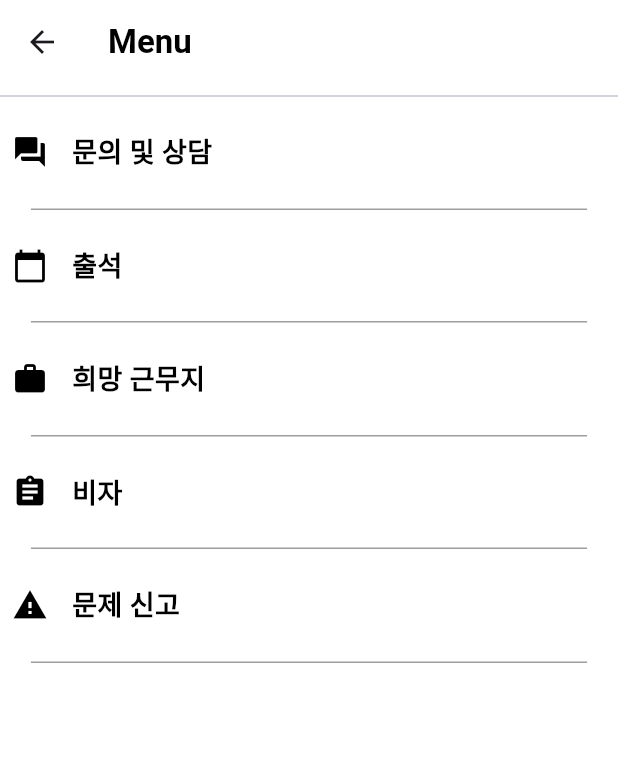
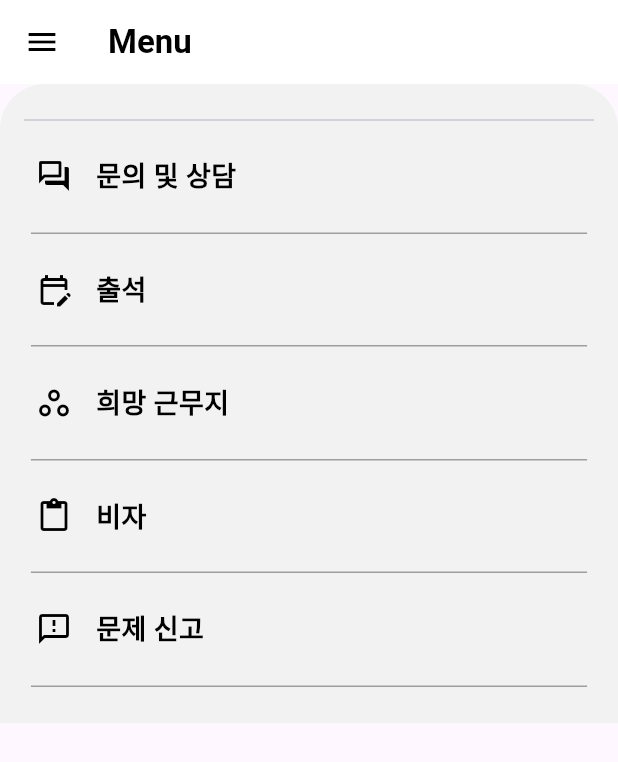
Before and after one commit to s0613/hackathon, a Flutter app: the MenuScreen screen opened directly, on a phone screen of 412 x 824 dp. Shown: the top 762 px of the screen. Run offline on Flutter 3.47's test engine with Material 3 defaults, Android fonts, the phone set to English and light mode, and no system bars; our stand-ins replace smooth_page_indicator; network calls fail.

Commit message:
total color fix

```diff
--- a/lib/inquiry.dart
+++ b/lib/inquiry.dart
@@ -150,12 +150,11 @@ class QnAPage extends StatelessWidget {
             MaterialPageRoute(builder: (context) => ChatScreen()),
           );
         },
-        child: Icon(Icons.chat),
+        child: Icon(Icons.hub_outlined),
       ),
     );
   }
 }
-
 
 class CustomExpansionTile extends StatelessWidget {
   final String title;
--- a/lib/labormenu.dart
+++ b/lib/labormenu.dart
@@ -7,29 +7,43 @@ class MenuScreen extends StatelessWidget {
   @override
   Widget build(BuildContext context) {
     return Scaffold(
-      appBar: AppBar(
-        backgroundColor: Colors.white,
+      body: CustomScrollView(
+        slivers: <Widget>[
+          SliverAppBar(
+            backgroundColor: Color(0xFFFFFFFF), // AppBar 배경색 HEX로 설정
+            pinned: true,
             title: Align(
-          alignment: Alignment.centerLeft,  // 앱바 타이틀을 왼쪽 정렬로 설정
+              alignment: Alignment.centerLeft,
               child: Text(
                 'Menu',
                 style: TextStyle(fontWeight: FontWeight.bold, color: Colors.black),
               ),
             ),
+            leading: IconButton(
+              icon: Icon(Icons.menu, color: Colors.black),
+              onPressed: () {
+                print('menu button is clicked');
+              },
             ),
-      backgroundColor: Colors.white,  // 전체 배경을 하얗게 설정
-      body: Column(
+          ),
+          SliverToBoxAdapter(
+            child: Container(
+              decoration: BoxDecoration(
+                color: Color(0xFFF2F2F2), // body 배경색 HEX로 설정
+                borderRadius: BorderRadius.only(
+                  topLeft: Radius.circular(30.0),
+                  topRight: Radius.circular(30.0),
+                ),
+              ),
+              child: Padding(
+                padding: EdgeInsets.all(16.0),
+                child: Column(
                   children: [
                     Divider(),
-          Expanded(
-            child: SingleChildScrollView(
-              child: Column(
-                children: [
                     MenuItem(
-                    icon: Icons.question_answer,
+                      icon: Icons.question_answer_outlined,
                       label: '문의 및 상담',
                       onPressed: () {
-                      // Menu 1 동작
                         Navigator.push(
                           context,
                           MaterialPageRoute(builder: (context) => QnAPage()),
@@ -38,10 +52,9 @@ class MenuScreen extends StatelessWidget {
                     ),
                     CustomDivider(),
                     MenuItem(
-                    icon: Icons.calendar_today,
+                      icon: Icons.edit_calendar_outlined,
                       label: '출석',
                       onPressed: () {
-                      // Menu 2 동작
                         Navigator.push(
                           context,
                           MaterialPageRoute(builder: (context) => Page2()),
@@ -50,10 +63,9 @@ class MenuScreen extends StatelessWidget {
                     ),
                     CustomDivider(),
                     MenuItem(
-                    icon: Icons.work,
+                      icon: Icons.workspaces_outline,
                       label: '희망 근무지',
                       onPressed: () {
-                      // Menu 3 동작
                         Navigator.push(
                           context,
                           MaterialPageRoute(builder: (context) => Page3()),
@@ -62,10 +74,9 @@ class MenuScreen extends StatelessWidget {
                     ),
                     CustomDivider(),
                     MenuItem(
-                    icon: Icons.assignment,
+                      icon: Icons.paste_outlined,
                       label: '비자',
                       onPressed: () {
-                      // Menu 4 동작
                         Navigator.push(
                           context,
                           MaterialPageRoute(builder: (context) => Page4()),
@@ -74,10 +85,9 @@ class MenuScreen extends StatelessWidget {
                     ),
                     CustomDivider(),
                     MenuItem(
-                    icon: Icons.report_problem,
+                      icon: Icons.feedback_outlined,
                       label: '문제 신고',
                       onPressed: () {
-                      // Menu 5 동작
                         Navigator.push(
                           context,
                           MaterialPageRoute(builder: (context) => Page5()),
@@ -89,23 +99,25 @@ class MenuScreen extends StatelessWidget {
                 ),
               ),
             ),
+          ),
         ],
       ),
-
     );
   }
 }
+
 class CustomDivider extends StatelessWidget {
   @override
   Widget build(BuildContext context) {
     return Container(
       margin: EdgeInsets.symmetric(vertical: 8.0),
       height: 1.0,
-      width: MediaQuery.of(context).size.width * 0.9, // 가로 길이를 설정
-      color: Colors.grey, // 색상을 설정
+      width: MediaQuery.of(context).size.width * 0.9,
+      color: Colors.grey,
     );
   }
 }
+
 class MenuItem extends StatelessWidget {
   final IconData icon;
   final String label;
```
Also changed, not shown: lib/businesslistpage.dart (+38 -77 lines), lib/homepage_1.dart (+6 -6 lines), lib/profile.dart (+11 -6 lines). Lines whose indentation alone changed are shown as unchanged.
